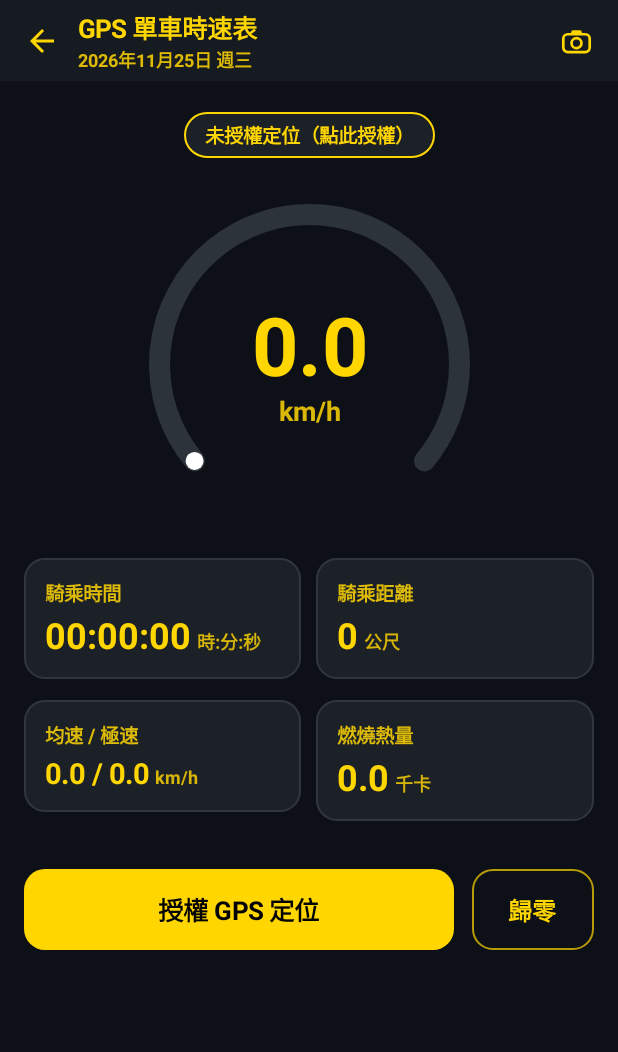
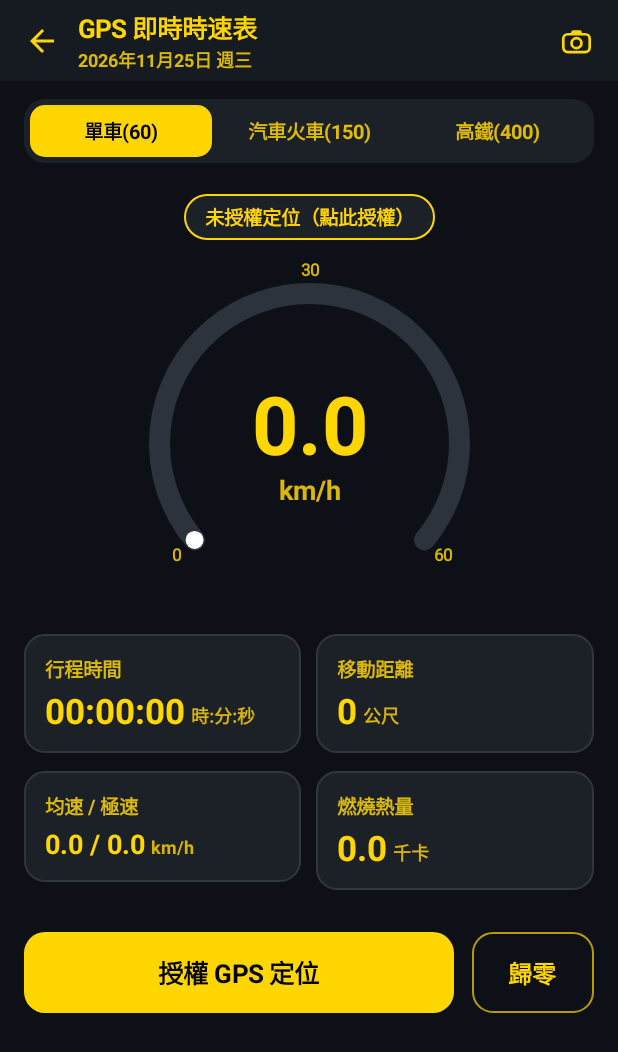
Before and after one commit to cs22study/easygo-pedometer, an Android app built with Jetpack Compose: the composable GpsSpeedometerScreen called with empty values, on a phone screen of 412 x 824 dp. Shown: the top 1052 px of the screen. Run offline under Robolectric (Android 15) with nearby library versions, the phone set to English and light mode, and no system bars; 3 statements that could not run were skipped.

Commit message:
feat(gps,signing): add Bike(60)/Car-Train(150)/HSR(400) speed modes and persistent signing config

```diff
--- a/app/src/main/kotlin/com/cs22study/easygopedometer/MainActivity.kt
+++ b/app/src/main/kotlin/com/cs22study/easygopedometer/MainActivity.kt
@@ -179,6 +179,7 @@ class MainActivity : ComponentActivity() {
                             isGpsEnabled = vm.isGpsEnabled(),
                             capturedScreenshot = uiState.capturedScreenshot,
                             onBack = { currentRoute = AppRoute.HOME },
+                            onSelectSpeedMode = vm::setSpeedMode,
                             onRequestLocationPermission = {
                                 locationLauncher.launch(
                                     arrayOf(
--- a/app/src/main/kotlin/com/cs22study/easygopedometer/ui/ChartComponents.kt
+++ b/app/src/main/kotlin/com/cs22study/easygopedometer/ui/ChartComponents.kt
@@ -18,6 +18,7 @@ import androidx.compose.ui.graphics.Color
 import androidx.compose.ui.graphics.Path
 import androidx.compose.ui.graphics.StrokeCap
 import androidx.compose.ui.graphics.drawscope.Stroke
+import androidx.compose.ui.graphics.nativeCanvas
 import androidx.compose.ui.text.font.FontWeight
 import androidx.compose.ui.unit.dp
 import androidx.compose.ui.unit.sp
@@ -111,6 +112,22 @@ fun SpeedometerGauge(
             val cx = size.width / 2f + (radius * cos(rad)).toFloat()
             val cy = size.height / 2f + (radius * sin(rad)).toFloat()
             drawCircle(color = Color.White, radius = 6.dp.toPx(), center = Offset(cx, cy))
+
+            // Scale labels: 0, mid, maxScaleKmh
+            val scalePaint = android.graphics.Paint().apply {
+                color = android.graphics.Color.argb(215, 255, 214, 0)
+                textSize = 11.dp.toPx()
+                isFakeBoldText = true
+                isAntiAlias = true
+                textAlign = android.graphics.Paint.Align.CENTER
+            }
+            val labelR = radius + 16.dp.toPx()
+            listOf(0f to "0", 0.5f to "${(maxScaleKmh / 2f).toInt()}", 1f to "${maxScaleKmh.toInt()}").forEach { (f, txt) ->
+                val aRad = Math.toRadians((140f + 260f * f).toDouble())
+                val lx = size.width / 2f + (labelR * cos(aRad)).toFloat()
+                val ly = size.height / 2f + (labelR * sin(aRad)).toFloat() + 4.dp.toPx()
+                drawContext.canvas.nativeCanvas.drawText(txt, lx, ly, scalePaint)
+            }
         }
 
         Column(horizontalAlignment = Alignment.CenterHorizontally) {
--- a/app/src/main/kotlin/com/cs22study/easygopedometer/ui/GpsSpeedometerScreen.kt
+++ b/app/src/main/kotlin/com/cs22study/easygopedometer/ui/GpsSpeedometerScreen.kt
@@ -5,6 +5,7 @@ import android.net.Uri
 import android.view.WindowManager
 import androidx.compose.foundation.BorderStroke
 import androidx.compose.foundation.background
+import androidx.compose.foundation.clickable
 import androidx.compose.foundation.layout.Arrangement
 import androidx.compose.foundation.layout.Box
 import androidx.compose.foundation.layout.Column
@@ -36,14 +37,17 @@ import androidx.compose.runtime.DisposableEffect
 import androidx.compose.runtime.LaunchedEffect
 import androidx.compose.ui.Alignment
 import androidx.compose.ui.Modifier
+import androidx.compose.ui.draw.clip
 import androidx.compose.ui.graphics.Color
 import androidx.compose.ui.platform.LocalContext
 import androidx.compose.ui.text.font.FontWeight
+import androidx.compose.ui.text.style.TextAlign
 import androidx.compose.ui.unit.dp
 import androidx.compose.ui.unit.sp
 import com.cs22study.easygopedometer.calc.ActiveTimeTracker
 import com.cs22study.easygopedometer.calc.DateDisplayFormatter
 import com.cs22study.easygopedometer.calc.GpsRideState
+import com.cs22study.easygopedometer.calc.SpeedMode
 import com.cs22study.easygopedometer.service.CapturedScreenshot
 import kotlinx.coroutines.delay
 import java.time.LocalDate
@@ -60,6 +64,7 @@ fun GpsSpeedometerScreen(
     isGpsEnabled: Boolean,
     capturedScreenshot: CapturedScreenshot?,
     onBack: () -> Unit,
+    onSelectSpeedMode: (SpeedMode) -> Unit,
     onRequestLocationPermission: () -> Unit,
     onStartRide: () -> Unit,
     onPauseRide: () -> Unit,
@@ -71,7 +76,7 @@ fun GpsSpeedometerScreen(
 ) {
     val context = LocalContext.current
 
-    // Keep screen awake while riding
+    // Keep screen awake while measuring speed
     DisposableEffect(Unit) {
         val window = (context as? Activity)?.window
         window?.addFlags(WindowManager.LayoutParams.FLAG_KEEP_SCREEN_ON)
@@ -128,7 +133,7 @@ fun GpsSpeedometerScreen(
                     }
                     Column {
                         Text(
-                            text = "GPS 單車時速表",
+                            text = "GPS 即時時速表",
                             color = BrightYellow,
                             fontSize = 17.sp,
                             fontWeight = FontWeight.Bold,
@@ -154,8 +159,41 @@ fun GpsSpeedometerScreen(
                     .navigationBarsPadding()
                     .padding(horizontal = 16.dp, vertical = 12.dp),
                 horizontalAlignment = Alignment.CenterHorizontally,
-                verticalArrangement = Arrangement.spacedBy(14.dp),
+                verticalArrangement = Arrangement.spacedBy(12.dp),
             ) {
+                // 3-Mode Scale Selector: 單車(60) | 汽車火車(150) | 高鐵(400)
+                Row(
+                    modifier = Modifier
+                        .fillMaxWidth()
+                        .clip(RoundedCornerShape(14.dp))
+                        .background(GpsCardBg)
+                        .padding(4.dp),
+                    horizontalArrangement = Arrangement.spacedBy(4.dp),
+                ) {
+                    SpeedMode.entries.forEach { mode ->
+                        val selected = mode == rideState.speedMode
+                        Box(
+                            modifier = Modifier
+                                .weight(1f)
+                                .clip(RoundedCornerShape(10.dp))
+                                .background(if (selected) BrightYellow else Color.Transparent)
+                                .clickable { onSelectSpeedMode(mode) }
+                                .padding(vertical = 8.dp),
+                            contentAlignment = Alignment.Center,
+                        ) {
+                            Text(
+                                text = "${mode.label}(${mode.maxScaleKmh.toInt()})",
+                                color = if (selected) Color.Black else BrightYellow.copy(alpha = 0.85f),
+                                fontSize = 13.sp,
+                                fontWeight = FontWeight.Bold,
+                                textAlign = TextAlign.Center,
+                                maxLines = 1,
+                                softWrap = false,
+                            )
+                        }
+                    }
+                }
+
                 // GPS Status Pill
                 Surface(
                     color = GpsCardBg,
@@ -172,22 +210,25 @@ fun GpsSpeedometerScreen(
                     )
                 }
 
-                // Speedometer Gauge
-                SpeedometerGauge(speedKmh = rideState.currentSpeedKmh)
+                // Speedometer Gauge scaled dynamically by selected mode (60 / 150 / 400 km/h)
+                SpeedometerGauge(
+                    speedKmh = rideState.currentSpeedKmh,
+                    maxScaleKmh = rideState.speedMode.maxScaleKmh,
+                )
 
-                // 2x2 Cycling Metrics Grid
+                // 2x2 Metrics Grid
                 Row(
                     modifier = Modifier.fillMaxWidth(),
                     horizontalArrangement = Arrangement.spacedBy(10.dp),
                 ) {
                     GpsMetricCard(
-                        title = "騎乘時間",
+                        title = "行程時間",
                         value = ActiveTimeTracker.formatDuration(rideState.elapsedSeconds),
                         unit = "時:分:秒",
                         modifier = Modifier.weight(1f),
                     )
                     GpsMetricCard(
-                        title = "騎乘距離",
+                        title = "移動距離",
                         value = distanceText.first,
                         unit = distanceText.second,
                         modifier = Modifier.weight(1f),
@@ -205,7 +246,7 @@ fun GpsSpeedometerScreen(
                         modifier = Modifier.weight(1f),
                     )
                     GpsMetricCard(
-                        title = "燃燒熱量",
+                        title = if (rideState.speedMode.trackCalories) "燃燒熱量" else "燃燒熱量(乘車不計)",
                         value = "%.1f".format(rideState.caloriesKcal),
                         unit = "千卡",
                         modifier = Modifier.weight(1f),
@@ -241,8 +282,8 @@ fun GpsSpeedometerScreen(
                         Text(
                             text = when {
                                 !hasLocationPermission -> "授權 GPS 定位"
-                                rideState.isTracking -> "暫停騎乘"
-                                else -> "開始騎乘"
+                                rideState.isTracking -> "暫停測速"
+                                else -> "開始測速"
                             },
                             fontSize = 17.sp,
                             fontWeight = FontWeight.Bold,
@@ -300,13 +341,15 @@ private fun GpsMetricCard(
                 color = BrightYellow.copy(alpha = 0.85f),
                 fontSize = 13.sp,
                 fontWeight = FontWeight.Bold,
+                maxLines = 1,
+                softWrap = false,
             )
             Spacer(modifier = Modifier.height(6.dp))
             Row(verticalAlignment = Alignment.Bottom) {
                 Text(
                     text = value,
                     color = BrightYellow,
-                    fontSize = if (value.length >= 9) 19.sp else 24.sp,
+                    fontSize = if (value.length >= 9) 18.sp else 23.sp,
                     fontWeight = FontWeight.Bold,
                     maxLines = 1,
                     softWrap = false,
--- a/app/src/main/kotlin/com/cs22study/easygopedometer/ui/HomeScreen.kt
+++ b/app/src/main/kotlin/com/cs22study/easygopedometer/ui/HomeScreen.kt
@@ -352,9 +352,9 @@ fun HomeScreen(
                     BikeIcon(tint = BrightYellow)
                     Spacer(modifier = Modifier.width(12.dp))
                     Text(
-                        text = "GPS 單車時速表",
+                        text = "GPS 即時時速表（單車 / 車輛 / 高鐵）",
                         color = BrightYellow,
-                        fontSize = 18.sp,
+                        fontSize = 16.sp,
                         fontWeight = FontWeight.Bold,
                     )
                 }
--- a/app/src/main/kotlin/com/cs22study/easygopedometer/ui/PedometerViewModel.kt
+++ b/app/src/main/kotlin/com/cs22study/easygopedometer/ui/PedometerViewModel.kt
@@ -10,6 +10,7 @@ import com.cs22study.easygopedometer.calc.GpsRideState
 import com.cs22study.easygopedometer.calc.HourlyCsvRecord
 import com.cs22study.easygopedometer.calc.PeriodAggregator
 import com.cs22study.easygopedometer.calc.PeriodSummaryView
+import com.cs22study.easygopedometer.calc.SpeedMode
 import com.cs22study.easygopedometer.data.LocalCsvExporter
 import com.cs22study.easygopedometer.data.PowerMode
 import com.cs22study.easygopedometer.data.PreferencesRepository
@@ -313,6 +314,10 @@ class PedometerViewModel(application: Application) : AndroidViewModel(applicatio
 
     fun isGpsEnabled(): Boolean = gpsTracker.isGpsProviderEnabled()
 
+    fun setSpeedMode(mode: SpeedMode) {
+        gpsTracker.setSpeedMode(mode)
+    }
+
     fun startBikeRide() {
         gpsTracker.startRide(prefsRepo.settings.value.profile.weightKg)
     }
```
Also changed, not shown: app/build.gradle.kts (+48 -10 lines), app/src/main/kotlin/com/cs22study/easygopedometer/gps/GpsRideTracker.kt (+6 -1 lines), core-calc/src/main/kotlin/com/cs22study/easygopedometer/calc/GpsRideCalculator.kt (+44 -9 lines), 4 other files.
